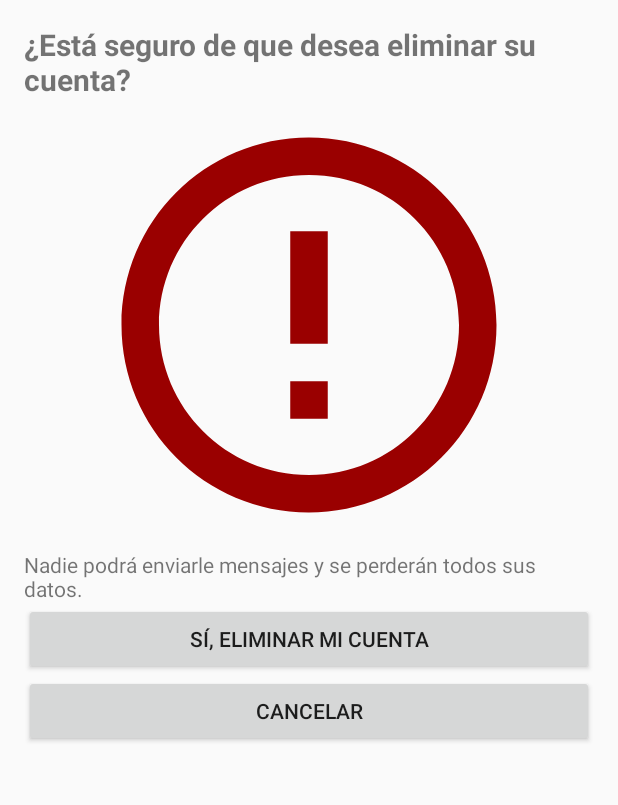
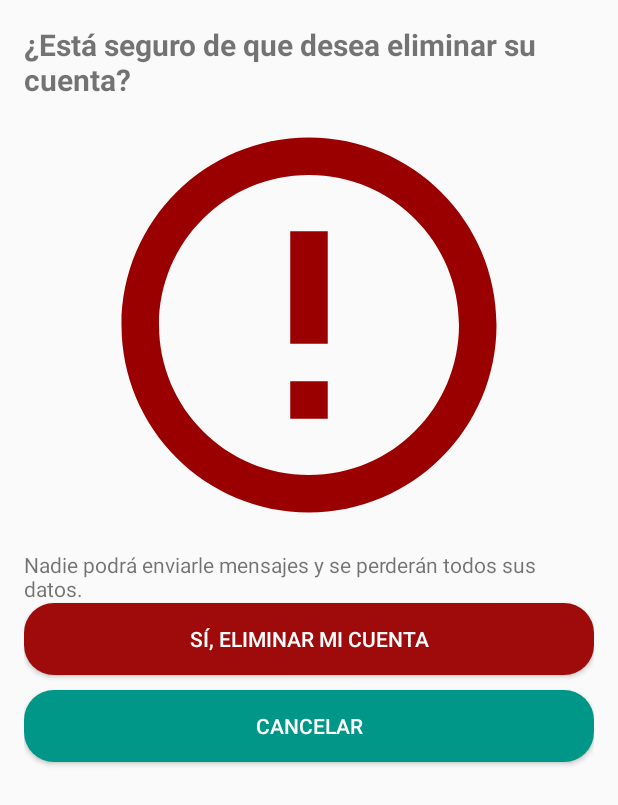
Before and after one commit to 2plotechnologies/2plomessenger, an Android app: the ConfirmarEliminacionActivity screen opened directly, with no data from a screen before it, on a phone screen of 412 x 824 dp. Shown: the top 805 px of the screen. Run offline under Robolectric (Android 15) with nearby library versions, the phone set to English and light mode, and no system bars; our stand-ins replace Firebase (no records; nobody signed in at launch, a user with empty details on screens opened directly).

Commit message:
Mejoras y correccion de errores

```diff
--- a/app/build.gradle
+++ b/app/build.gradle
@@ -10,8 +10,8 @@ android {
         applicationId "com.twoploapps.a2plomessenger"
         minSdk 23
         targetSdk 33
-        versionCode 11
-        versionName "1.3"
+        versionCode 12
+        versionName "1.3.1"
         multiDexEnabled true
         testInstrumentationRunner "androidx.test.runner.AndroidJUnitRunner"
         buildConfigField "String", "CLAVE_CIFRADO", "\"$CLAVE_CIFRADO\""
--- a/app/src/main/AndroidManifest.xml
+++ b/app/src/main/AndroidManifest.xml
@@ -1,5 +1,6 @@
 <?xml version="1.0" encoding="utf-8"?>
 <manifest xmlns:android="http://schemas.android.com/apk/res/android"
+    xmlns:tools="http://schemas.android.com/tools"
     package="com.twoploapps.a2plomessenger">
 
     <uses-permission android:name="android.permission.INTERNET" />
@@ -8,7 +9,8 @@
     <uses-permission android:name="android.permission.WRITE_EXTERNAL_STORAGE" />
     <uses-permission android:name="com.google.android.c2dm.permission.RECEIVE" />
     <uses-permission android:name="android.permission.WAKE_LOCK" />
-
+    <uses-sdk
+        tools:overrideLibrary="org.jitsi.meet.sdk, com.swmansion.rnscreens, com.amplitude.reactnative, com.reactnativegooglesignin, com.reactnativecommunity.asyncstorage, com.ocetnik.timer, com.calendarevents, com.reactnativecommunity.clipboard, com.reactnativecommunity.netinfo, com.kevinresol.react_native_default_preference, com.learnium.RNDeviceInfo, com.swmansion.gesturehandler, org.linusu, com.rnimmersive, com.corbt.keepawake, org.wonday.orientation, com.reactnativepagerview, com.oblador.performance, com.th3rdwave.safeareacontext, com.reactnativecommunity.slider, org.devio.rn.splashscreen, com.horcrux.svg, com.brentvatne.react, com.oney.WebRTCModule, com.reactnativecommunity.webview"/>
     <application
         android:name=".Emojis"
         android:allowBackup="true"
--- a/app/src/main/res/layout/activity_confirmar_eliminacion.xml
+++ b/app/src/main/res/layout/activity_confirmar_eliminacion.xml
@@ -27,11 +27,17 @@
         android:id="@+id/btn_confirmar_eliminar_cuenta"
         android:layout_width="match_parent"
         android:layout_height="wrap_content"
-        android:text="@string/s_eliminar_mi_cuenta"/>
+        android:text="@string/s_eliminar_mi_cuenta"
+        android:background="@drawable/boton_redondo"
+        android:backgroundTint="@color/red"
+        android:layout_marginBottom="10dp"
+        android:textColor="@color/white"/>
 
     <Button
         android:id="@+id/btn_cancelar_eliminar_cuenta"
         android:layout_width="match_parent"
         android:layout_height="wrap_content"
-        android:text="@string/cancelar"/>
+        android:text="@string/cancelar"
+        android:background="@drawable/boton_redondo"
+        android:textColor="@color/white"/>
 </LinearLayout>
--- a/app/src/main/res/values/strings.xml
+++ b/app/src/main/res/values/strings.xml
@@ -10,7 +10,7 @@
     <string name="compartir">Compartir</string>
     <string name="cerrar_sesion">Cerrar sesion</string>
     <string name="app_desarrollada_por_isaias_guzm_n_2plo_apps">App desarrollada por Isaias Guzmán - 2Plo Apps</string>
-    <string name="version_app">Version 1.3</string>
+    <string name="version_app">Version 1.3.1</string>
     <string name="volver">Volver</string>
     <string name="buscador">Buscar usuarios</string>
     <string name="chats">chats</string>
```
Also changed, not shown: app/src/main/java/com/twoploapps/a2plomessenger/LoginActivity2.java (+47 -1 lines), 5 other files.
